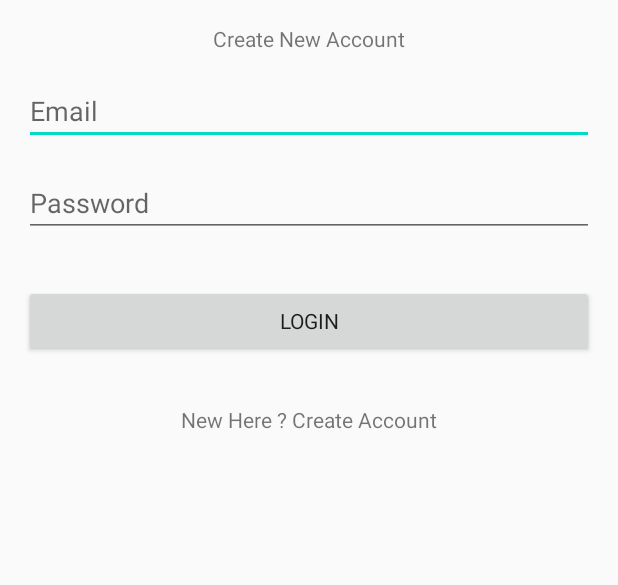
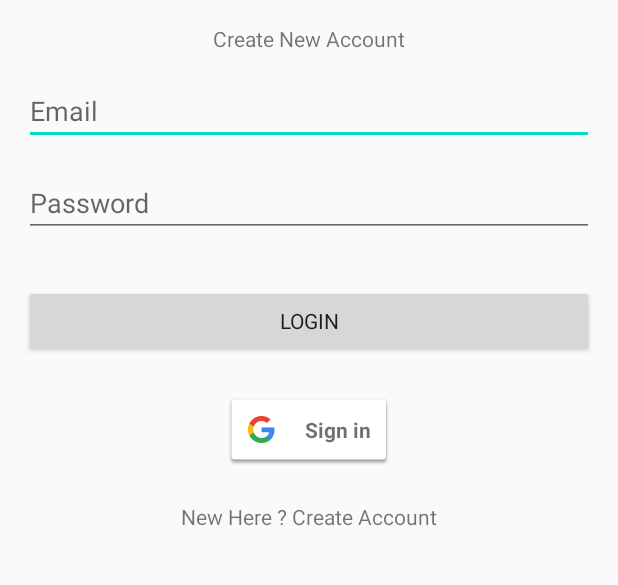
Before and after one commit to TpcBankk/Covid_19, an Android app: the screen it shows after launch (Login), on a phone screen of 412 x 824 dp, the part 320-905 px from its top. Run offline under Robolectric (Android 15) with nearby library versions, the phone set to English and light mode, and no system bars; our stand-ins replace Firebase (no records; nobody signed in at launch, a user with empty details on screens opened directly); Roboto replaces fonts that are not available here.

Commit message:
Add Button Login Google Account

```diff
--- a/app/build.gradle
+++ b/app/build.gradle
@@ -31,6 +31,7 @@ dependencies {
     implementation 'androidx.constraintlayout:constraintlayout:1.1.3'
     implementation 'com.google.firebase:firebase-database:19.2.1'
     implementation 'com.google.firebase:firebase-auth:19.3.0'
+    implementation 'com.google.android.gms:play-services-auth:17.0.0'
     testImplementation 'junit:junit:4.12'
     androidTestImplementation 'androidx.test.ext:junit:1.1.1'
     androidTestImplementation 'androidx.test.espresso:espresso-core:3.2.0'
--- a/app/src/main/java/com/example/covid_19/Login.java
+++ b/app/src/main/java/com/example/covid_19/Login.java
@@ -1,6 +1,7 @@
 package com.example.covid_19;
 
 import androidx.annotation.NonNull;
+import androidx.annotation.Nullable;
 import androidx.appcompat.app.AppCompatActivity;
 
 import android.content.Intent;
@@ -13,6 +14,12 @@ import android.widget.ProgressBar;
 import android.widget.TextView;
 import android.widget.Toast;
 
+import com.google.android.gms.auth.api.signin.GoogleSignIn;
+import com.google.android.gms.auth.api.signin.GoogleSignInAccount;
+import com.google.android.gms.auth.api.signin.GoogleSignInClient;
+import com.google.android.gms.auth.api.signin.GoogleSignInOptions;
+import com.google.android.gms.common.SignInButton;
+import com.google.android.gms.common.api.ApiException;
 import com.google.android.gms.tasks.OnCompleteListener;
 import com.google.android.gms.tasks.Task;
 import com.google.firebase.auth.AuthResult;
@@ -22,25 +29,30 @@ import org.w3c.dom.Text;
 
 public class Login extends AppCompatActivity {
 
+    public static final int GOOGLE_SIGN_IN_CODE = 10005;
     EditText mEmail,mPassword;
     Button mLoginBtn;
     TextView mCreateBtn;
     ProgressBar progressBar;
     FirebaseAuth fAuth;
 
+    // SignIn Google Account
+    SignInButton signIn;
+    GoogleSignInOptions gso;
+    GoogleSignInClient signInClient;
+
     @Override
     protected void onCreate(Bundle savedInstanceState) {
         super.onCreate(savedInstanceState);
         setContentView(R.layout.activity_login);
 
-
+        //login normal
         mEmail = findViewById(R.id.Email);
         mPassword = findViewById(R.id.Password);
         progressBar = findViewById(R.id.progressBar);
         fAuth = FirebaseAuth.getInstance();
         mLoginBtn = findViewById(R.id.loginBtn);
         mCreateBtn = findViewById(R.id.createText);
-
 
         //คลิกปุ่ม Login
         mLoginBtn.setOnClickListener(new View.OnClickListener() {
@@ -58,9 +70,6 @@ public class Login extends AppCompatActivity {
                     return;
                 }
 
-
-
-
                 fAuth.signInWithEmailAndPassword(email, password).addOnCompleteListener( new OnCompleteListener<AuthResult>() {
                     @Override
                     public void onComplete(@NonNull Task<AuthResult> task) {
@@ -76,12 +85,47 @@ public class Login extends AppCompatActivity {
             }
 
         });
-
+        //back to register page
         mCreateBtn.setOnClickListener(new View.OnClickListener(){
             @Override
             public void onClick(View v){
                 startActivity(new Intent(getApplicationContext(),Register.class));
             }
         });
+
+        //login google account
+        signIn = findViewById(R.id.signIn);
+        gso = new GoogleSignInOptions.Builder(GoogleSignInOptions.DEFAULT_SIGN_IN)
+                .requestEmail().build();
+        signInClient = GoogleSignIn.getClient(this,gso);
+
+        final GoogleSignInAccount signInAccount = GoogleSignIn.getLastSignedInAccount(this);
+        if(signInAccount != null){
+            startActivity(new Intent(this,MainActivity.class));
+        }
+
+        signIn.setOnClickListener(new View.OnClickListener(){
+            @Override
+            public void onClick(View v){
+                Intent sign = signInClient.getSignInIntent();
+                startActivityForResult(sign, GOOGLE_SIGN_IN_CODE);
+            }
+        });
+    }
+
+    @Override
+    protected  void onActivityResult(int requestCode, int resultCode, @Nullable Intent data){
+        super.onActivityResult(requestCode, resultCode, data);
+        if(requestCode == GOOGLE_SIGN_IN_CODE){
+            Task<GoogleSignInAccount> signInTask = GoogleSignIn.getSignedInAccountFromIntent(data);
+
+            try{
+                GoogleSignInAccount signInAcc = signInTask.getResult(ApiException.class);
+                Toast.makeText(this, "Your Google Account is Connected to our Application", Toast.LENGTH_SHORT).show();
+                startActivity(new Intent(this,MainActivity.class));
+            } catch (ApiException e){
+                e.printStackTrace();
+            }
+        }
     }
 }
--- a/app/src/main/res/layout/activity_login.xml
+++ b/app/src/main/res/layout/activity_login.xml
@@ -79,21 +79,19 @@
         android:id="@+id/createText"
         android:layout_width="wrap_content"
         android:layout_height="wrap_content"
-        android:layout_marginTop="32dp"
+        android:layout_marginTop="24dp"
         android:fontFamily="@font/aclonica"
         android:text="New Here ? Create Account"
         app:layout_constraintEnd_toEndOf="parent"
         app:layout_constraintStart_toStartOf="parent"
-        app:layout_constraintTop_toBottomOf="@+id/loginBtn" />
+        app:layout_constraintTop_toBottomOf="@+id/signIn" />
 
-    <ProgressBar
-        android:id="@+id/progressBar2"
-        style="?android:attr/progressBarStyle"
+    <com.google.android.gms.common.SignInButton
+        android:id="@+id/signIn"
         android:layout_width="wrap_content"
         android:layout_height="wrap_content"
-        android:layout_marginTop="32dp"
-        android:visibility="invisible"
+        android:layout_marginTop="24dp"
         app:layout_constraintEnd_toEndOf="parent"
         app:layout_constraintStart_toStartOf="parent"
-        app:layout_constraintTop_toBottomOf="@+id/createText" />
+        app:layout_constraintTop_toBottomOf="@+id/loginBtn" />
 </androidx.constraintlayout.widget.ConstraintLayout>
```
Also changed, not shown: app/src/main/java/com/example/covid_19/MainActivity.java (+22 -2 lines).
